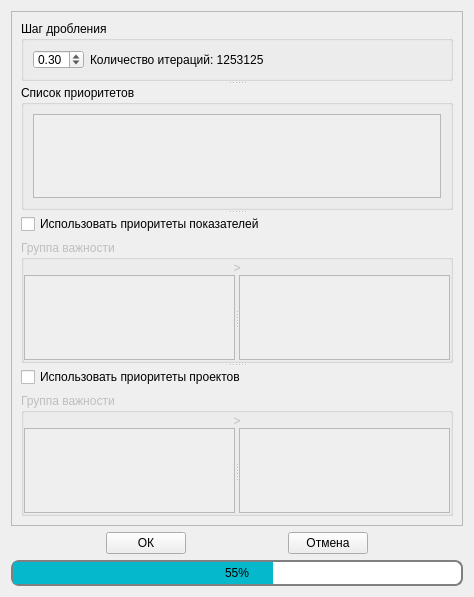
Before: the Qt Designer form src/startupconfigform.ui in vrs000/DMS, drawn with Qt 5.
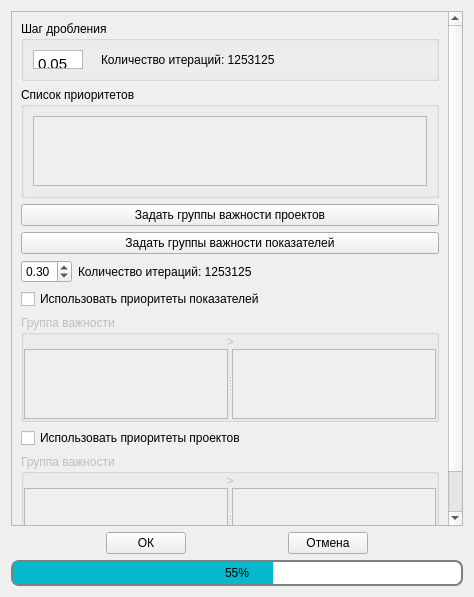
After: the same form once the commit is applied. Icons and pictures are not drawn.

Diff of the .ui file:
```diff
--- a/src/startupconfigform.ui
+++ b/src/startupconfigform.ui
@@ -30,16 +30,12 @@
          <rect>
           <x>0</x>
           <y>0</y>
-          <width>452</width>
-          <height>513</height>
+          <width>435</width>
+          <height>534</height>
          </rect>
         </property>
-        <layout class="QGridLayout" name="gridLayout_2">
-         <item row="0" column="0">
-          <widget class="QSplitter" name="splitter_3">
-           <property name="orientation">
-            <enum>Qt::Vertical</enum>
-           </property>
+        <layout class="QVBoxLayout" name="verticalLayout_5">
+         <item>
            <widget class="QGroupBox" name="groupBox">
             <property name="maximumSize">
              <size>
@@ -51,7 +47,205 @@
              <string>Шаг дробления</string>
             </property>
             <layout class="QGridLayout" name="gridLayout_3">
-             <item row="0" column="0">
+            <item row="1" column="0">
+             <layout class="QHBoxLayout" name="horizontalLayout_4">
+              <item>
+               <layout class="QHBoxLayout" name="horizontalLayout_2">
+                <property name="spacing">
+                 <number>0</number>
+                </property>
+                <item>
+                 <widget class="QPlainTextEdit" name="StepValueTextEdit">
+                  <property name="maximumSize">
+                   <size>
+                    <width>50</width>
+                    <height>32</height>
+                   </size>
+                  </property>
+                  <property name="font">
+                   <font>
+                    <pointsize>11</pointsize>
+                    <kerning>true</kerning>
+                   </font>
+                  </property>
+                  <property name="styleSheet">
+                   <string notr="true">font-size: 11pt;
+</string>
+                  </property>
+                  <property name="verticalScrollBarPolicy">
+                   <enum>Qt::ScrollBarAlwaysOff</enum>
+                  </property>
+                  <property name="horizontalScrollBarPolicy">
+                   <enum>Qt::ScrollBarAlwaysOff</enum>
+                  </property>
+                  <property name="plainText">
+                   <string>0,05</string>
+                  </property>
+                 </widget>
+                </item>
+                <item>
+                 <layout class="QVBoxLayout" name="verticalLayout_4">
+                  <property name="spacing">
+                   <number>0</number>
+                  </property>
+                  <item>
+                   <widget class="QPushButton" name="UpButton">
+                    <property name="sizePolicy">
+                     <sizepolicy hsizetype="Minimum" vsizetype="Fixed">
+                      <horstretch>0</horstretch>
+                      <verstretch>0</verstretch>
+                     </sizepolicy>
+                    </property>
+                    <property name="maximumSize">
+                     <size>
+                      <width>12</width>
+                      <height>12</height>
+                     </size>
+                    </property>
+                    <property name="text">
+                     <string/>
+                    </property>
+                    <property name="icon">
+                     <iconset resource="icons.qrc">
+                      <normaloff>:/icons/up1.png</normaloff>:/icons/up1.png</iconset>
+                    </property>
+                    <property name="iconSize">
+                     <size>
+                      <width>12</width>
+                      <height>12</height>
+                     </size>
+                    </property>
+                    <property name="flat">
+                     <bool>true</bool>
+                    </property>
+                   </widget>
+                  </item>
+                  <item>
+                   <widget class="QPushButton" name="DownButton">
+                    <property name="maximumSize">
+                     <size>
+                      <width>12</width>
+                      <height>12</height>
+                     </size>
+                    </property>
+                    <property name="text">
+                     <string/>
+                    </property>
+                    <property name="icon">
+                     <iconset resource="icons.qrc">
+                      <normaloff>:/icons/down.png</normaloff>:/icons/down.png</iconset>
+                    </property>
+                    <property name="iconSize">
+                     <size>
+                      <width>12</width>
+                      <height>12</height>
+                     </size>
+                    </property>
+                    <property name="flat">
+                     <bool>true</bool>
+                    </property>
+                   </widget>
+                  </item>
+                 </layout>
+                </item>
+               </layout>
+              </item>
+              <item>
+               <widget class="QLabel" name="IterationCountLabel_2">
+                <property name="text">
+                 <string>Количество итераций: 1253125</string>
+                </property>
+               </widget>
+              </item>
+             </layout>
+            </item>
+            <item row="1" column="1">
+             <spacer name="horizontalSpacer_4">
+              <property name="orientation">
+               <enum>Qt::Horizontal</enum>
+              </property>
+              <property name="sizeHint" stdset="0">
+               <size>
+                <width>40</width>
+                <height>20</height>
+               </size>
+              </property>
+             </spacer>
+            </item>
+           </layout>
+          </widget>
+         </item>
+         <item>
+          <widget class="QGroupBox" name="groupBox_2">
+           <property name="title">
+            <string>Список приоритетов</string>
+           </property>
+           <layout class="QHBoxLayout" name="horizontalLayout_3">
+            <item>
+             <widget class="QScrollArea" name="scrollArea_2">
+              <property name="widgetResizable">
+               <bool>true</bool>
+              </property>
+              <widget class="QWidget" name="scrollAreaWidgetContents_2">
+               <property name="geometry">
+                <rect>
+                 <x>0</x>
+                 <y>0</y>
+                 <width>395</width>
+                 <height>69</height>
+                </rect>
+               </property>
+               <layout class="QVBoxLayout" name="verticalLayout_3">
+                <property name="spacing">
+                 <number>0</number>
+                </property>
+                <property name="leftMargin">
+                 <number>0</number>
+                </property>
+                <property name="topMargin">
+                 <number>0</number>
+                </property>
+                <property name="rightMargin">
+                 <number>0</number>
+                </property>
+                <property name="bottomMargin">
+                 <number>0</number>
+                </property>
+                <item>
+                 <layout class="QVBoxLayout" name="PriorityLayout">
+                  <property name="spacing">
+                   <number>0</number>
+                  </property>
+                 </layout>
+                </item>
+               </layout>
+              </widget>
+             </widget>
+            </item>
+           </layout>
+          </widget>
+         </item>
+         <item>
+          <widget class="QPushButton" name="SetProjectImportanceGroupsBtn">
+           <property name="styleSheet">
+            <string notr="true"/>
+           </property>
+           <property name="text">
+            <string>Задать группы важности проектов</string>
+           </property>
+           <property name="flat">
+            <bool>false</bool>
+           </property>
+          </widget>
+         </item>
+         <item>
+          <widget class="QPushButton" name="SetIndicatorImportanceGroupsBtn">
+           <property name="text">
+            <string>Задать группы важности показателей</string>
+           </property>
+          </widget>
+         </item>
+         <item>
               <layout class="QFormLayout" name="formLayout">
                <item row="0" column="0">
                 <widget class="QDoubleSpinBox" name="StepSpinBox">
@@ -78,57 +272,7 @@
                </item>
               </layout>
              </item>
-            </layout>
-           </widget>
-           <widget class="QGroupBox" name="groupBox_2">
-            <property name="title">
-             <string>Список приоритетов</string>
-            </property>
-            <layout class="QHBoxLayout" name="horizontalLayout_3">
              <item>
-              <widget class="QScrollArea" name="scrollArea_2">
-               <property name="widgetResizable">
-                <bool>true</bool>
-               </property>
-               <widget class="QWidget" name="scrollAreaWidgetContents_2">
-                <property name="geometry">
-                 <rect>
-                  <x>0</x>
-                  <y>0</y>
-                  <width>412</width>
-                  <height>89</height>
-                 </rect>
-                </property>
-                <layout class="QVBoxLayout" name="verticalLayout_3">
-                 <property name="spacing">
-                  <number>0</number>
-                 </property>
-                 <property name="leftMargin">
-                  <number>0</number>
-                 </property>
-                 <property name="topMargin">
-                  <number>0</number>
-                 </property>
-                 <property name="rightMargin">
-                  <number>0</number>
-                 </property>
-                 <property name="bottomMargin">
-                  <number>0</number>
-                 </property>
-                 <item>
-                  <layout class="QVBoxLayout" name="PriorityLayout">
-                   <property name="spacing">
-                    <number>0</number>
-                   </property>
-                  </layout>
-                 </item>
-                </layout>
-               </widget>
-              </widget>
-             </item>
-            </layout>
-           </widget>
-           <widget class="QWidget" name="layoutWidget">
             <layout class="QVBoxLayout" name="verticalLayout_2">
              <item>
               <widget class="QCheckBox" name="ToggleGroupCheckBox">
@@ -191,8 +335,8 @@
                      <rect>
                       <x>0</x>
                       <y>0</y>
-                      <width>211</width>
-                      <height>91</height>
+                    <width>202</width>
+                    <height>69</height>
                      </rect>
                     </property>
                     <layout class="QGridLayout" name="gridLayout_4">
@@ -226,8 +370,8 @@
                      <rect>
                       <x>0</x>
                       <y>0</y>
-                      <width>210</width>
-                      <height>91</height>
+                    <width>202</width>
+                    <height>69</height>
                      </rect>
                     </property>
                     <layout class="QGridLayout" name="gridLayout_5">
@@ -258,8 +402,8 @@
               </widget>
              </item>
             </layout>
-           </widget>
-           <widget class="QWidget" name="layoutWidget_4">
+         </item>
+         <item>
             <layout class="QVBoxLayout" name="verticalLayout_11">
              <item>
               <widget class="QCheckBox" name="ToggleProjectsGroupCheckBox">
@@ -322,8 +466,8 @@
                      <rect>
                       <x>0</x>
                       <y>0</y>
-                      <width>211</width>
-                      <height>91</height>
+                    <width>202</width>
+                    <height>69</height>
                      </rect>
                     </property>
                     <layout class="QGridLayout" name="gridLayout_12">
@@ -357,8 +501,8 @@
                      <rect>
                       <x>0</x>
                       <y>0</y>
-                      <width>210</width>
-                      <height>91</height>
+                    <width>202</width>
+                    <height>69</height>
                      </rect>
                     </property>
                     <layout class="QGridLayout" name="gridLayout_13">
@@ -389,8 +533,6 @@
               </widget>
              </item>
             </layout>
-           </widget>
-          </widget>
          </item>
         </layout>
        </widget>
```
Lines whose indentation alone changed are shown as unchanged.
